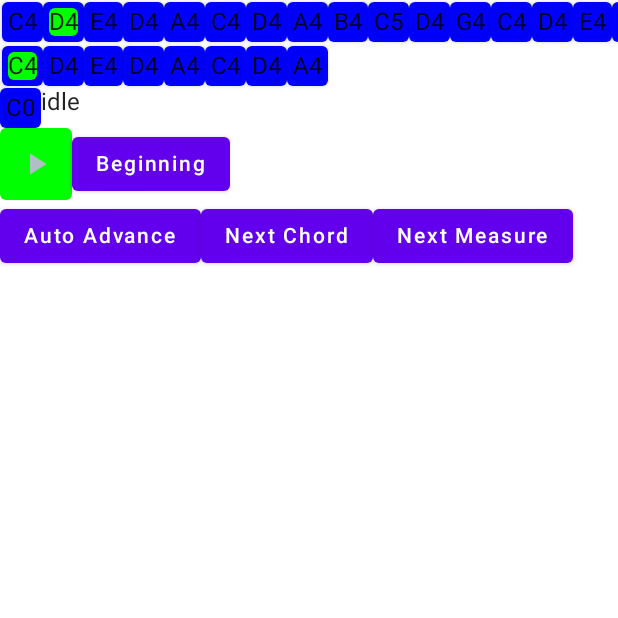
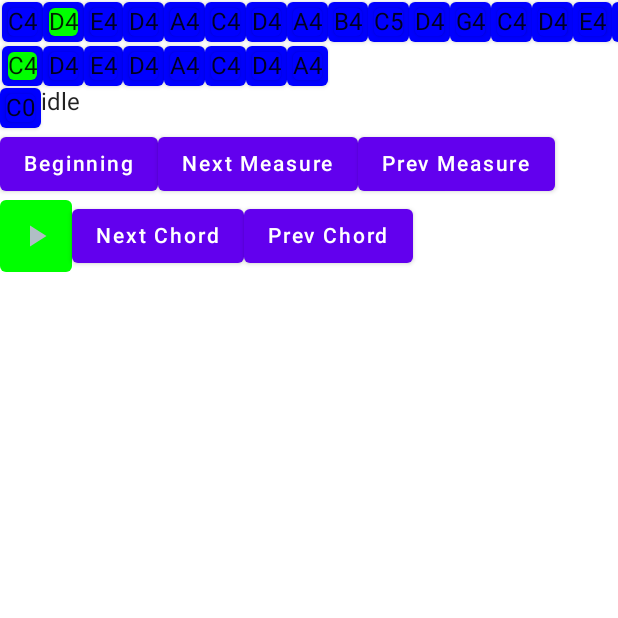
Before and after one commit to cakarsubasi/PianoTeacher, an Android app built with Jetpack Compose: the SongTutorActivity screen opened directly, with no data from a screen before it, on a phone screen of 412 x 824 dp, the top half of it. Run offline under Robolectric (Android 15) with nearby library versions, the phone set to English and light mode, and no system bars.

```diff
--- a/app/src/main/java/com/kocuni/pianoteacher/SongTutorActivity.kt
+++ b/app/src/main/java/com/kocuni/pianoteacher/SongTutorActivity.kt
@@ -27,10 +27,9 @@ import kotlinx.coroutines.launch
 
 /**
  * Things TODO:
- * * Functional prevChord, nextMeasure, prevMeasure buttons
+ * * Indicate end or beginning of the song?
  * * Functional current note display and last detected note display
  * * Adaptive colors for notes
- * * Check for the end and beginning of the songs
  * * Song selection menu that performs a transaction with this activity
  *   so that a rudimentary song can be loaded
  * * Piano visuals
@@ -249,6 +248,18 @@ fun TutorControls(controls: LambdaTutorControls = LambdaTutorControls()) {
     var pushed by remember { mutableStateOf(false)}
     Column {
         Row {
+            Button(onClick = { controls.beginning() }) {
+                Text("Beginning")
+            }
+            Button(onClick = { controls.nextMeasure() }) {
+                Text("Next Measure")
+            }
+            Button(onClick = { controls.prevMeasure() }) {
+                Text("Prev Measure")
+            }
+
+        }
+        Row {
             Surface(
                 shape = MaterialTheme.shapes.small
             ) {
@@ -261,21 +272,11 @@ fun TutorControls(controls: LambdaTutorControls = LambdaTutorControls()) {
                     Icon(Icons.Filled.PlayArrow, contentDescription = "", tint = tint)
                 }
             }
-
-            Button(onClick = { controls.beginning() }) {
-                Text("Beginning")
-            }
-        }
-        Row {
-
-            Button(onClick = {  }) {
-                Text("Auto Advance")
-            }
             Button(onClick = { controls.nextChord() }) {
                 Text("Next Chord")
             }
-            Button(onClick = {  }) {
-                Text("Next Measure")
+            Button(onClick = { controls.prevChord() }) {
+                Text("Prev Chord")
             }
         }
     }
```
Also changed, not shown: app/src/main/java/com/kocuni/pianoteacher/music/SongTutor.kt (+12 -4 lines).
